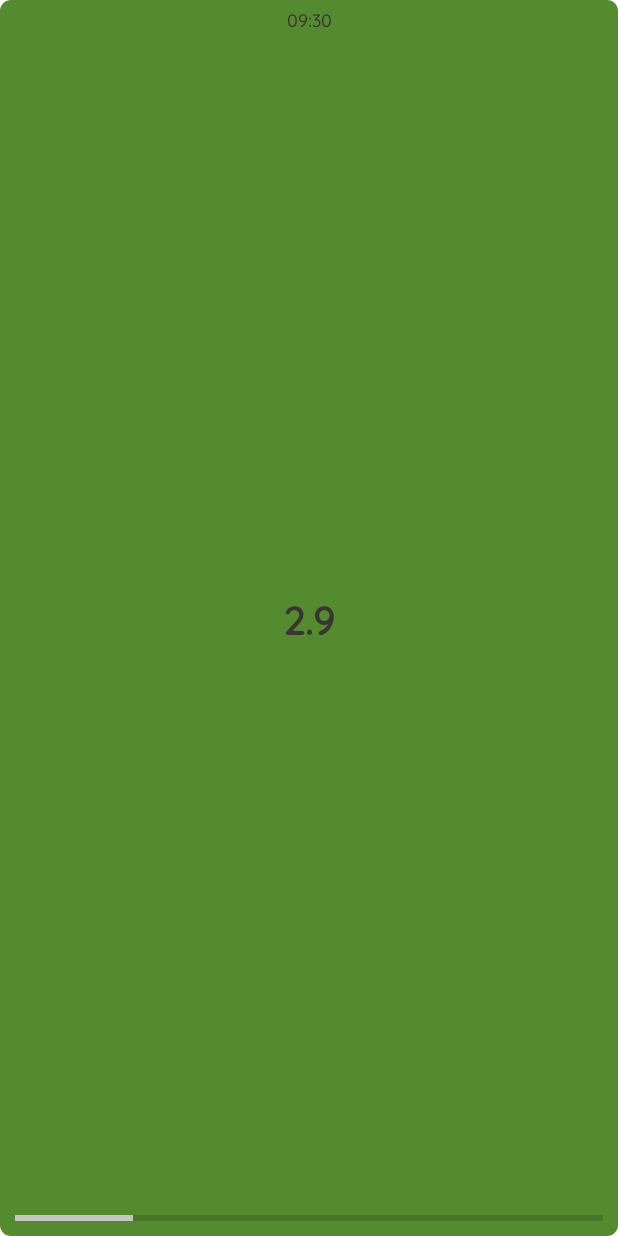
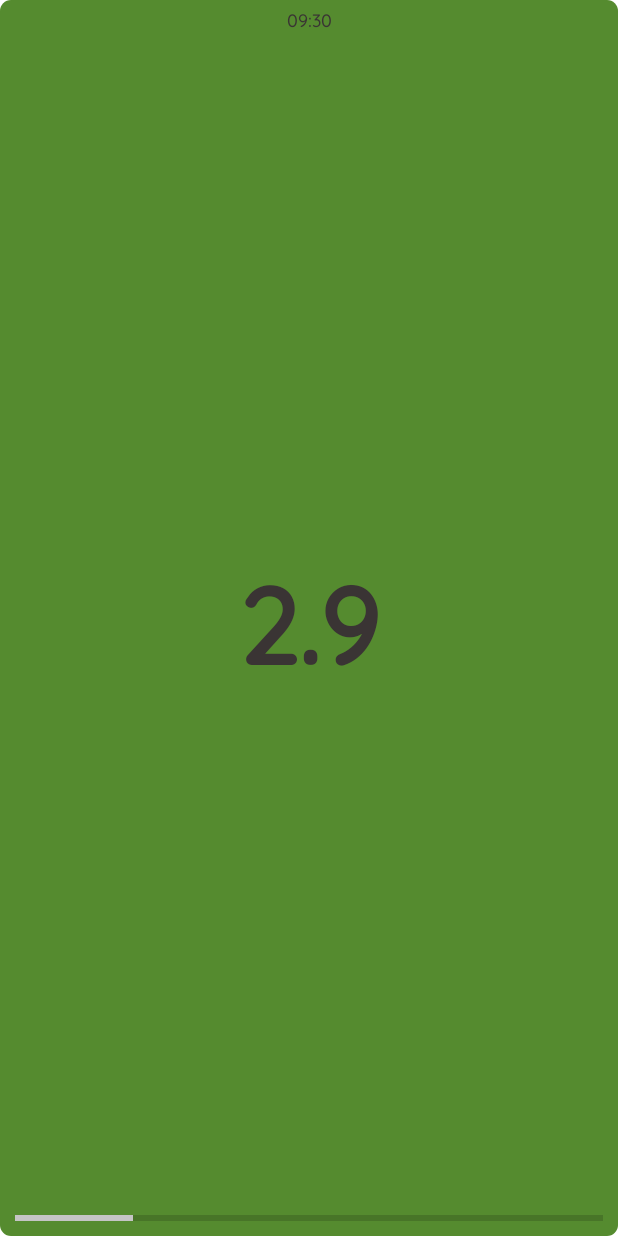
Before and after one commit to JohnSeymour787/SolarSeasons, an Android app: the layout small_u_v_display.xml on its own in the app's theme, with its tools: preview values and no code run, on a phone screen of 412 x 824 dp. Run offline under Robolectric (Android 15) with nearby library versions, the phone set to English and light mode, and no system bars.

Commit message:
Updated widget UV text size to auto resize

```diff
--- a/app/src/main/java/com/johnseymour/solarseasons/SmallUVDisplay.kt
+++ b/app/src/main/java/com/johnseymour/solarseasons/SmallUVDisplay.kt
@@ -184,7 +184,6 @@ class SmallUVDisplay : AppWidgetProvider()
             {
                 views.setTextViewText(R.id.uvValue, context.getString(R.string.widget_error))
                 views.setTextColor(R.id.uvValue, context.resources.getColor(R.color.primary_text, context.theme))
-                views.setTextViewTextSize(R.id.uvValue, TypedValue.COMPLEX_UNIT_PX, context.resources.getDimension(R.dimen.widget_text_small))
 
                 views.setViewVisibility(R.id.widgetSunProgress, View.INVISIBLE)
                 views.setViewVisibility(R.id.updatedTime, View.INVISIBLE)
@@ -200,7 +199,6 @@ class SmallUVDisplay : AppWidgetProvider()
 
                 views.setTextViewText(R.id.uvValue, uvString)
                 views.setTextColor(R.id.uvValue, context.resources.getColor(luvData.textColorInt, context.theme))
-                views.setTextViewTextSize(R.id.uvValue, TypedValue.COMPLEX_UNIT_PX, context.resources.getDimension(R.dimen.widget_text_large))
 
                 views.setTextViewText(R.id.updatedTime, timeString)
                 views.setTextColor(R.id.updatedTime, context.resources.getColor(luvData.textColorInt, context.theme))
@@ -215,8 +213,12 @@ class SmallUVDisplay : AppWidgetProvider()
             else -> // Default values on startup
             {
                 views.setTextViewText(R.id.uvValue, "0.0")
+
                 views.setTextViewText(R.id.updatedTime, "00:00")
+                views.setViewVisibility(R.id.updatedTime, View.VISIBLE)
+
                 views.setInt(R.id.widgetSunProgress, "setProgress", 0)
+                views.setViewVisibility(R.id.widgetSunProgress, View.VISIBLE)
             }
         }
 
--- a/app/src/main/res/layout/small_u_v_display.xml
+++ b/app/src/main/res/layout/small_u_v_display.xml
@@ -30,19 +30,18 @@
     <TextView
         android:id="@+id/uvValue"
         android:layout_width="match_parent"
-        android:layout_height="wrap_content"
+        android:layout_height="@dimen/widget_uv_text_height"
         android:layout_centerHorizontal="true"
         android:layout_centerVertical="true"
         android:contentDescription="@string/appwidget_uv_text_description"
         tools:text="2.9"
         android:text="@string/appwidget_uv_text_default"
-        android:textAlignment="center"
+        android:gravity="center"
         android:elegantTextHeight="true"
         android:fontFamily="@font/quicksand_bold"
         android:textColor="@color/primary_text"
-        android:textSize="@dimen/widget_text_large"
-        android:autoSizeMaxTextSize="@dimen/widget_text_large"
-        android:autoSizeMinTextSize="@dimen/widget_text_medium"
+        android:autoSizePresetSizes="@array/widget_uv_text_auto_size_sizes"
+        android:autoSizeTextType="uniform"
         android:textStyle="bold" />
 
     <ProgressBar
--- /dev/null
+++ b/app/src/main/res/values/arrays.xml
@@ -0,0 +1,8 @@
+<?xml version="1.0" encoding="utf-8"?>
+<resources>
+    <array name="widget_uv_text_auto_size_sizes">
+        <item>@dimen/widget_text_small</item>
+        <item>@dimen/widget_text_large</item>
+        <item>@dimen/widget_text_very_large</item>
+    </array>
+</resources>
--- a/app/src/main/res/values/dimens.xml
+++ b/app/src/main/res/values/dimens.xml
@@ -17,6 +17,8 @@ http://developer.android.com/guide/topics/appwidgets/index.html#CreatingLayout
     <dimen name="widget_text_small">12sp</dimen>
     <dimen name="widget_text_medium">18sp</dimen>
     <dimen name="widget_text_large">26sp</dimen>
+    <dimen name="widget_text_very_large">72sp</dimen>
+    <dimen name="widget_uv_text_height">150dp</dimen>
     <dimen name="cell_sun_info_width">60dp</dimen>
     <dimen name="cell_sun_info_height">110dp</dimen>
     <dimen name="cell_sun_info_image_dimen">35dp</dimen>
```
